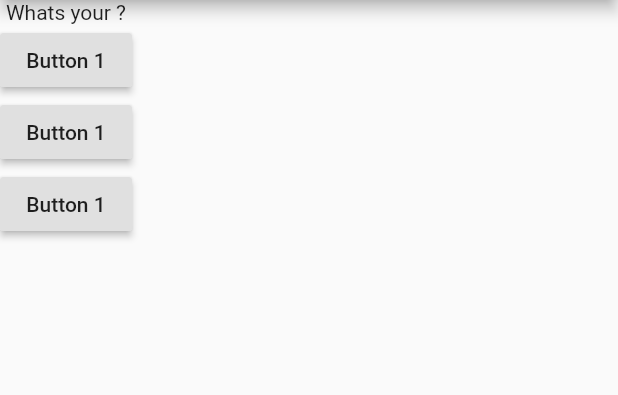
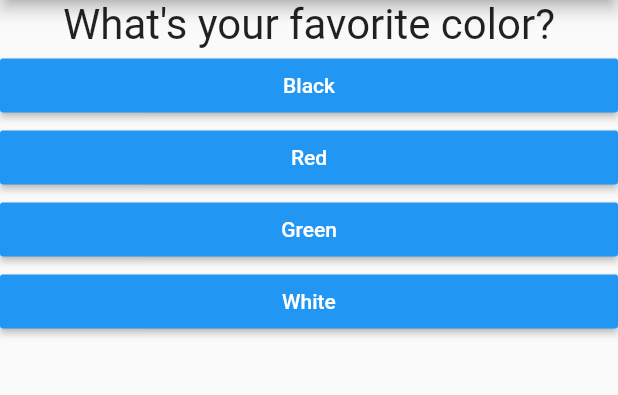
Before and after one commit to Samitti/Fluter-Exe-Udemy, a Flutter app: the screen it shows after launch, on a phone screen of 412 x 824 dp, the part 84-479 px from its top. Run offline on Flutter 3.47's test engine with Material 2 defaults, Android fonts, the phone set to English and light mode, and no system bars.

Commit message:
finish quiz app

```diff
--- /dev/null
+++ b/lib/answer.dart
@@ -0,0 +1,21 @@
+import 'package:flutter/material.dart';
+
+class Answer extends StatelessWidget {
+  final Function selectHandler;
+  final String answerText;
+
+  Answer(this.selectHandler, this.answerText);
+
+  @override
+  Widget build(BuildContext context) {
+    return Container(
+      width: double.infinity,
+      child: RaisedButton(
+        color: Colors.blue,
+        textColor: Colors.white,
+        onPressed: selectHandler,
+        child: Text(answerText),
+      ),
+    );
+  }
+}
--- a/lib/main.dart
+++ b/lib/main.dart
@@ -1,11 +1,13 @@
 import 'package:flutter/material.dart';
+
+import './quiz.dart';
+import './result.dart';
 
 void main() {
   runApp(MyApp());
 }
 
 class MyApp extends StatefulWidget {
-
   @override
   State<StatefulWidget> createState() {
     // TODO: implement createState
@@ -13,44 +15,63 @@ class MyApp extends StatefulWidget {
   }
 }
 
+class MyAppState extends State<MyApp> {
 
-class MyAppState extends State<MyApp> {
-  var index = 0;
-  var questions = [
-      'Whats your ?',
-      'How old are you?',
-    ];
-  void changeQuestion () {
+  var _questions = [
+    {
+      'questionText': 'What\'s your favorite color?',
+      'answer': [
+        {'text': 'Black', 'score': 10},
+        {'text': 'Red', 'score': 5},
+        {'text': 'Green', 'score': 3},
+        {'text': 'White', 'score': 1}
+      ],
+    },
+    {
+      'questionText': 'What\s your favorite animal?',
+      'answer': [
+        {'text': 'Lion', 'score': 10},
+        {'text': 'Elephant', 'score': 5},
+        {'text': 'Ducs', 'score': 3},
+        {'text': 'Cat', 'score': 1}
+        ],
+    },
+    {
+      'questionText': 'What\s your favorite Teacheral?',
+      'answer': [
+        {'text': 'Max', 'score': 10},
+        {'text': 'Alex', 'score': 5},
+        {'text': 'Sam', 'score': 3},
+        {'text': 'Ninja', 'score': 1}
+        ],
+    }
+  ];
+
+  var _questionIndex = 0;
+  var _totalScore = 0;
+
+  void _answerQuestion(int score) {
+    _totalScore = _totalScore + score;
+
     setState(() {
-      index = index + 1;
+      _questionIndex = _questionIndex + 1;
     });
   }
 
   @override
   Widget build(BuildContext context) {
-
     return MaterialApp(
       home: Scaffold(
         appBar: AppBar(
           title: Text('My App'),
         ),
-        body: Column(
-          children: [
-            Text(questions[index]),
-            RaisedButton(
-              onPressed: changeQuestion,
-              child: Text('Button 1'),
-            ),
-            RaisedButton(
-              onPressed: changeQuestion,
-              child: Text('Button 1'),
-            ),
-            RaisedButton(
-              onPressed: changeQuestion,
-              child: Text('Button 1'),
-            ),
-          ],
-        ),
+        body: _questionIndex < _questions.length
+            ? Quiz(
+                answerQuestions: _answerQuestion,
+                questionIndex: _questionIndex,
+                questions: _questions,
+              )
+            : Result(_totalScore),
       ),
     );
   }
--- /dev/null
+++ b/lib/question.dart
@@ -0,0 +1,21 @@
+import 'package:flutter/material.dart';
+
+class Question extends StatelessWidget {
+  final String questionText;
+
+  Question(this.questionText);
+
+  @override
+  Widget build(BuildContext context) {
+    return Container(
+      width: double.infinity,
+      child: Text(
+        questionText,
+        style: TextStyle(
+          fontSize: 28,
+        ),
+        textAlign: TextAlign.center,
+      ),
+    );
+  }
+}
--- /dev/null
+++ b/lib/quiz.dart
@@ -0,0 +1,28 @@
+import 'package:flutter/material.dart';
+
+import './question.dart';
+import './answer.dart';
+
+class Quiz extends StatelessWidget {
+  final List<Map<String, Object>> questions;
+  final int questionIndex;
+  final Function answerQuestions;
+
+  Quiz(
+      {@required this.questions,
+      @required this.answerQuestions,
+      @required this.questionIndex,}
+      );
+
+  @override
+  Widget build(BuildContext context) {
+    return Column(
+      children: [
+        Question(questions[questionIndex]['questionText']),
+        ...(questions[questionIndex]['answer'] as List<Map<String, Object>>).map((answer) {
+          return Answer(() => answerQuestions(answer['score']), answer['text']);
+        }).toList()
+      ],
+    );
+  }
+}
--- /dev/null
+++ b/lib/result.dart
@@ -0,0 +1,26 @@
+import 'package:flutter/material.dart';
+
+class Result extends StatelessWidget {
+  final int resultScore;
+  Result(this.resultScore);
+
+  String get resultPhrase {
+    String resultText;
+    if (resultScore <= 8) {
+      resultText = 'You are awesome and innocent!';
+    } else if (resultScore <= 12) {
+      resultText = 'Pretty likeable!';
+    } else if (resultScore <= 16) {
+      resultText = 'You are ... strange!';
+    } else {
+      resultText = 'You are so bad!';
+    }
+    return resultText;
+  }
+  @override
+  Widget build(BuildContext context) {
+    return Center(
+      child: Text(resultPhrase, textAlign: TextAlign.center, style: TextStyle(fontSize: 30, fontWeight: FontWeight.bold),),
+    );
+  }
+}
```
